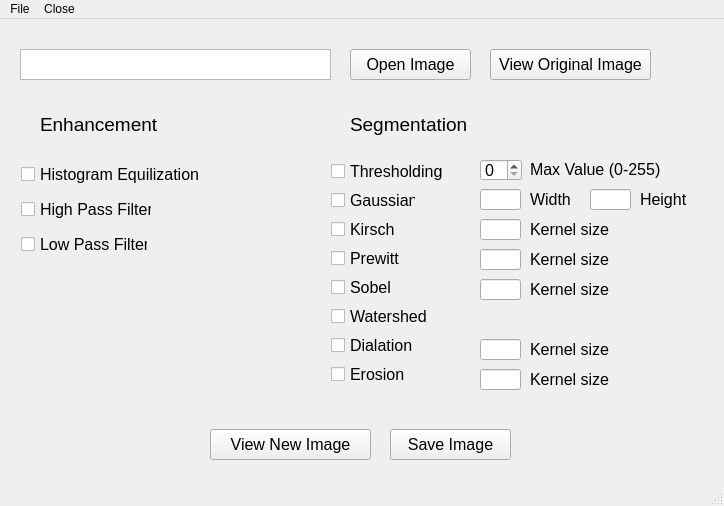
This is ImgProc/mainwindow.ui in polina-golikova/ImageProcessing as Qt 5 draws it before an edit. The edited form follows.
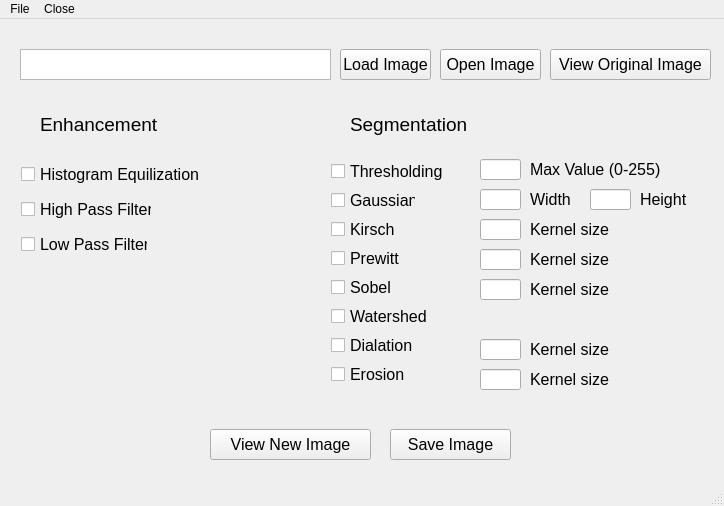
This is the edited form.

Patch:
```diff
--- a/ImgProc/mainwindow.ui
+++ b/ImgProc/mainwindow.ui
@@ -32,9 +32,9 @@
    <widget class="QPushButton" name="openImageBtn">
     <property name="geometry">
      <rect>
-      <x>350</x>
+      <x>440</x>
       <y>30</y>
-      <width>121</width>
+      <width>101</width>
       <height>31</height>
      </rect>
     </property>
@@ -50,7 +50,7 @@
    <widget class="QPushButton" name="viewImageBtn">
     <property name="geometry">
      <rect>
-      <x>490</x>
+      <x>550</x>
       <y>30</y>
       <width>161</width>
       <height>31</height>
@@ -299,24 +299,6 @@
      <string>Save Image</string>
     </property>
    </widget>
-   <widget class="QSpinBox" name="threshVal">
-    <property name="geometry">
-     <rect>
-      <x>480</x>
-      <y>140</y>
-      <width>42</width>
-      <height>22</height>
-     </rect>
-    </property>
-    <property name="font">
-     <font>
-      <pointsize>12</pointsize>
-     </font>
-    </property>
-    <property name="maximum">
-     <number>250</number>
-    </property>
-   </widget>
    <widget class="QLabel" name="label">
     <property name="geometry">
      <rect>
@@ -602,6 +584,39 @@
      <string>Segmentation</string>
     </property>
    </widget>
+   <widget class="QPushButton" name="loadImgBtn">
+    <property name="geometry">
+     <rect>
+      <x>340</x>
+      <y>30</y>
+      <width>91</width>
+      <height>31</height>
+     </rect>
+    </property>
+    <property name="font">
+     <font>
+      <pointsize>12</pointsize>
+     </font>
+    </property>
+    <property name="text">
+     <string>Load Image</string>
+    </property>
+   </widget>
+   <widget class="QLineEdit" name="threshVal">
+    <property name="geometry">
+     <rect>
+      <x>480</x>
+      <y>140</y>
+      <width>41</width>
+      <height>21</height>
+     </rect>
+    </property>
+    <property name="font">
+     <font>
+      <pointsize>12</pointsize>
+     </font>
+    </property>
+   </widget>
   </widget>
   <widget class="QStatusBar" name="statusbar"/>
   <widget class="QMenuBar" name="menubar">
```
